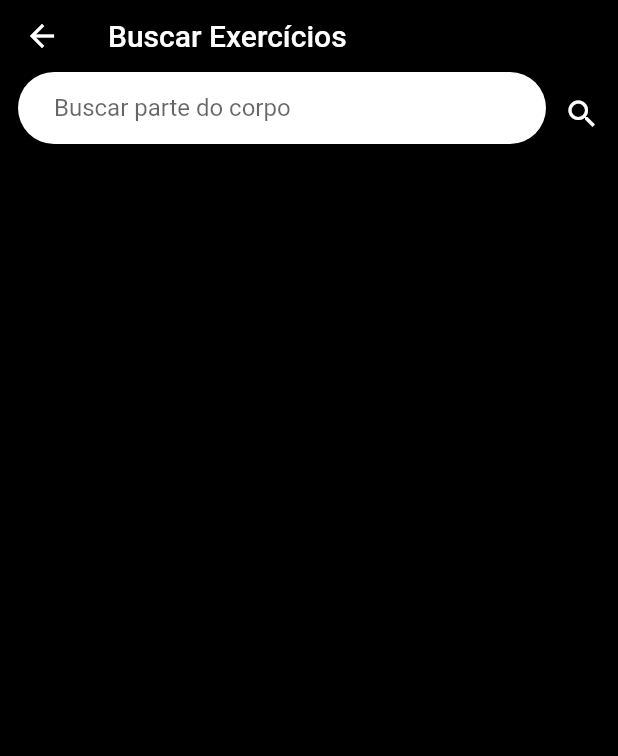
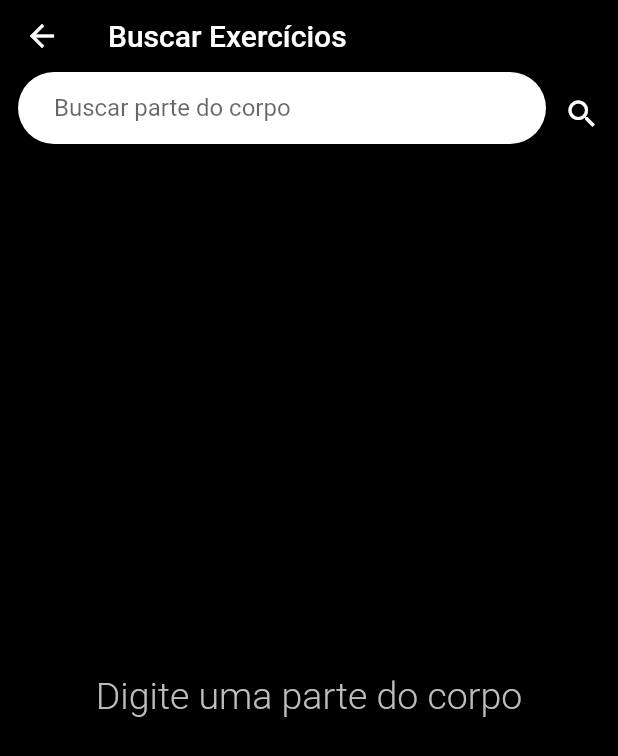
Before and after one commit to DeeFialho/trabalho-mobile, a Flutter app: the BuscarExercicios screen opened directly, on a phone screen of 412 x 824 dp. Shown: the top 756 px of the screen. Run offline on Flutter 3.47's test engine with Material 2 defaults, Android fonts, the phone set to English and light mode, and no system bars.

Commit message:
correções

```diff
--- a/health_calc/lib/screens/buscarExercicios.dart
+++ b/health_calc/lib/screens/buscarExercicios.dart
@@ -103,7 +103,7 @@ class _BuscarExerciciosState extends State<BuscarExercicios> {
           builder: (BuildContext ctx, AsyncSnapshot snapshot) {
             if (snapshot.data == null) {
               return Center(
-                child: Text("Digite uma parte do corpo"),
+                child: Text("Digite uma parte do corpo", style: titleStyle),
               );
             }
 
--- a/health_calc/lib/screens/calorias.dart
+++ b/health_calc/lib/screens/calorias.dart
@@ -42,7 +42,6 @@ class _NutricionalState extends State<Nutricional> {
             "?fields=item_name%2Cnf_calories&appId=30484f83&appKey=06fc1c1602df07364de2f9e473056500"));
     var jsonData = json.decode(response.body);
     _streamController.add(jsonData);
-    print(jsonData);
   }
 
   @override
--- a/health_calc/lib/screens/detalhes_exercicios.dart
+++ b/health_calc/lib/screens/detalhes_exercicios.dart
@@ -4,7 +4,6 @@ import 'package:flutter/services.dart';
 import 'package:health_calc/constants/app_constants.dart';
 import 'package:health_calc/constants/text_style.dart';
 import 'package:health_calc/model/exercicio.dart';
-//import 'package:flutter_gifimage/flutter_gifimage.dart';
 
 class DetalhesExercicios extends StatelessWidget {
   final Exercicio exercicio;
```
